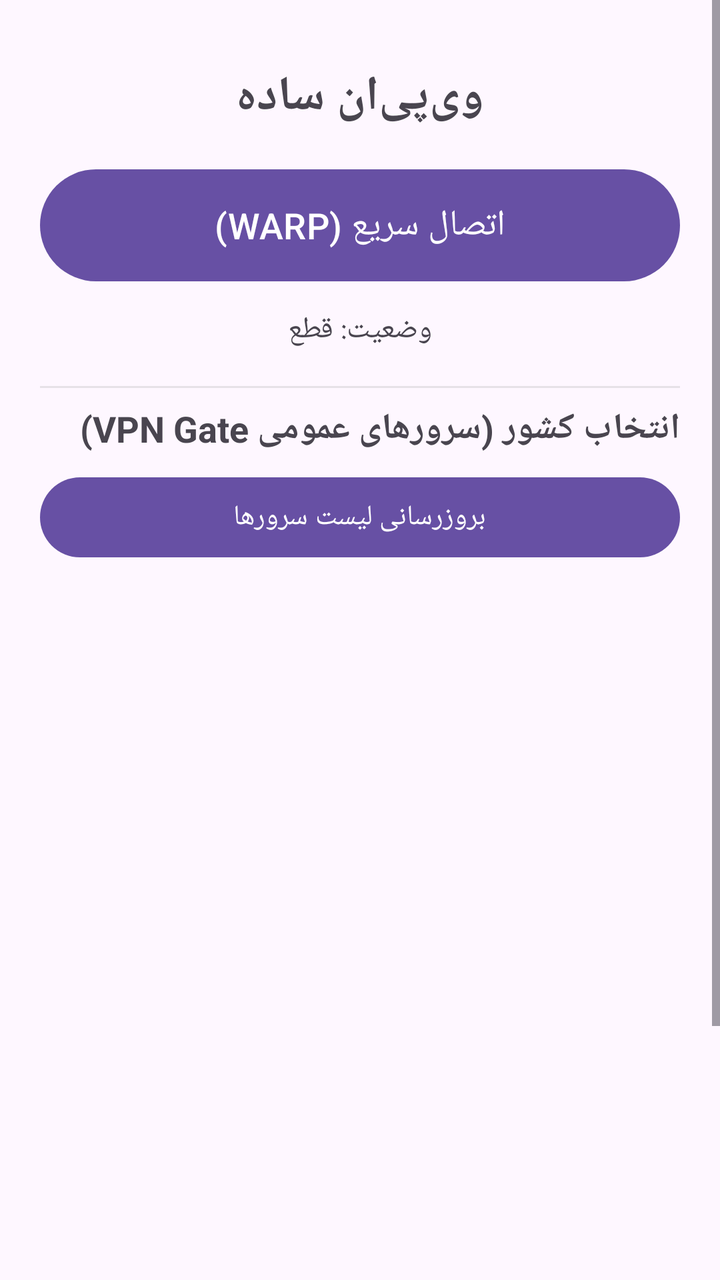
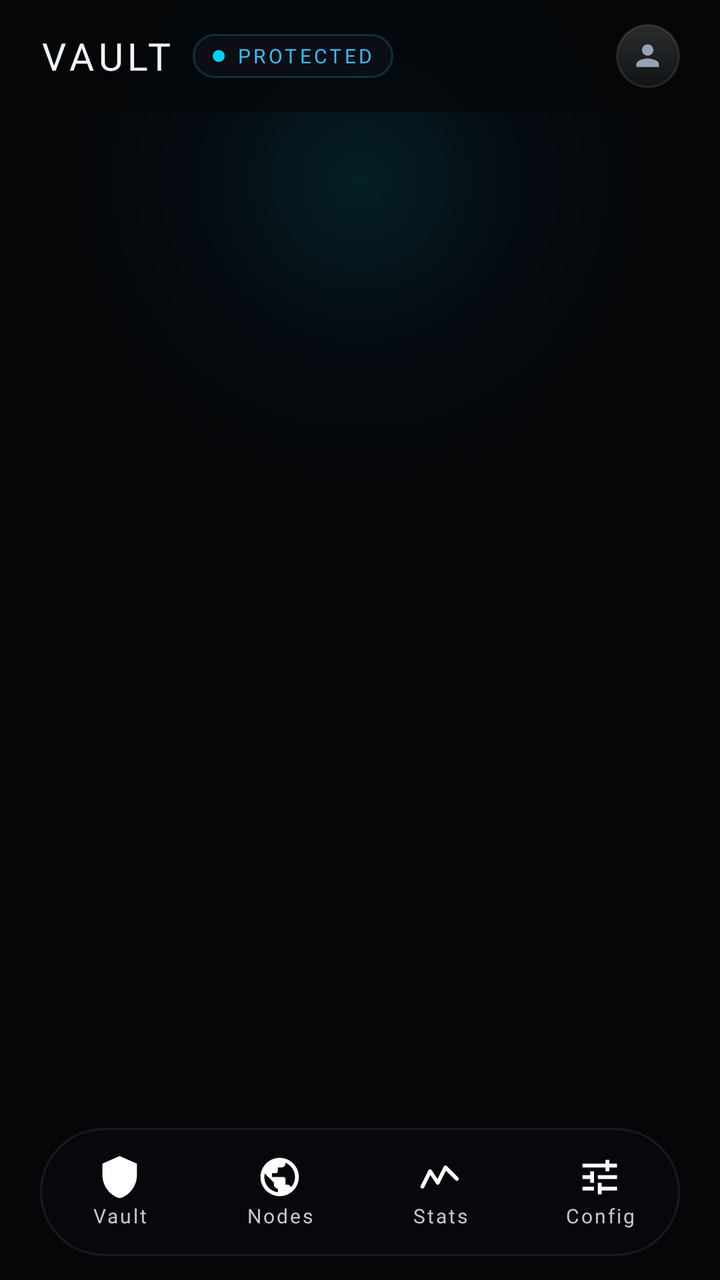

Screens rendered from an Android XML layout before and after an edit, with the pre-edit source and the edit as a unified diff.
<!-- AndroidManifest.xml: application theme Theme.App -->
<!-- res/layout/activity_main.xml -->
<?xml version="1.0" encoding="utf-8"?>
<ScrollView xmlns:android="http://schemas.android.com/apk/res/android"
    android:layout_width="match_parent"
    android:layout_height="match_parent"
    android:fillViewport="true">

    <LinearLayout
        android:layout_width="match_parent"
        android:layout_height="wrap_content"
        android:orientation="vertical"
        android:padding="20dp">

        <TextView
            android:id="@+id/title"
            android:layout_width="match_parent"
            android:layout_height="wrap_content"
            android:text="@string/app_name"
            android:textSize="24sp"
            android:textStyle="bold"
            android:gravity="center"
            android:paddingTop="12dp"
            android:paddingBottom="16dp" />

        <Button
            android:id="@+id/btn_warp"
            android:layout_width="match_parent"
            android:layout_height="64dp"
            android:text="@string/warp_connect"
            android:textSize="18sp" />

        <TextView
            android:id="@+id/status"
            android:layout_width="match_parent"
            android:layout_height="wrap_content"
            android:text="@string/status_off"
            android:textSize="15sp"
            android:gravity="center"
            android:paddingTop="10dp"
            android:paddingBottom="10dp" />

        <View
            android:layout_width="match_parent"
            android:layout_height="1dp"
            android:background="#33888888"
            android:layout_marginTop="8dp"
            android:layout_marginBottom="8dp" />

        <TextView
            android:layout_width="match_parent"
            android:layout_height="wrap_content"
            android:text="@string/vg_title"
            android:textSize="18sp"
            android:textStyle="bold"
            android:paddingBottom="8dp" />

        <Button
            android:id="@+id/btn_refresh"
            android:layout_width="match_parent"
            android:layout_height="wrap_content"
            android:text="@string/vg_refresh" />

        <ListView
            android:id="@+id/country_list"
            android:layout_width="match_parent"
            android:layout_height="360dp"
            android:layout_marginTop="8dp" />

        <TextView
            android:id="@+id/vg_note"
            android:layout_width="match_parent"
            android:layout_height="wrap_content"
            android:text="@string/vg_note"
            android:textSize="13sp"
            android:paddingTop="10dp" />

        <TextView
            android:layout_width="match_parent"
            android:layout_height="wrap_content"
            android:text="@string/footer"
            android:textSize="12sp"
            android:paddingTop="14dp"
            android:gravity="center" />

    </LinearLayout>
</ScrollView>
<!-- resources referenced by this layout -->
<resources>
  <string name="app_name">وی‌پی‌ان ساده</string>
  <string name="footer">ساخته‌شده با WireGuard و Cloudflare WARP - بدون نیاز به هیچ کانفیگی</string>
  <string name="status_off">وضعیت: قطع</string>
  <string name="vg_note">با انتخاب هر کشور، بهترین سرور عمومی رایگان آن کشور گرفته می‌شود و کانفیگ آن برای اتصال به اپ رایگان «OpenVPN for Android» پاس داده می‌شود. تعداد سرورهای هر کشور به زمان و volunteers بستگی دارد.</string>
  <string name="vg_refresh">بروزرسانی لیست سرورها</string>
  <string name="vg_title">انتخاب کشور (سرورهای عمومی VPN Gate)</string>
  <string name="warp_connect">اتصال سریع (WARP)</string>
  <style name="Theme.App" parent="Theme.Material3.DayNight.NoActionBar" />
</resources>

<!-- the commit's change to res/layout/activity_main.xml (unified diff, before → after) -->
@@ -1,85 +1,169 @@
 <?xml version="1.0" encoding="utf-8"?>
-<ScrollView xmlns:android="http://schemas.android.com/apk/res/android"
+<FrameLayout xmlns:android="http://schemas.android.com/apk/res/android"
+    xmlns:app="http://schemas.android.com/apk/res-auto"
     android:layout_width="match_parent"
     android:layout_height="match_parent"
-    android:fillViewport="true">
+    android:background="@color/bg_main">
 
+    
+    <View
+        android:layout_width="340dp"
+        android:layout_height="300dp"
+        android:layout_gravity="center_horizontal|top"
+        android:layout_marginTop="-60dp"
+        android:background="@drawable/bg_glow_top" />
+
+    
     <LinearLayout
         android:layout_width="match_parent"
-        android:layout_height="wrap_content"
-        android:orientation="vertical"
-        android:padding="20dp">
+        android:layout_height="56dp"
+        android:layout_gravity="top"
+        android:background="@color/bg_main_alpha"
+        android:gravity="center_vertical"
+        android:orientation="horizontal"
+        android:paddingStart="20dp"
+        android:paddingEnd="20dp">
 
         <TextView
-            android:id="@+id/title"
-            android:layout_width="match_parent"
+            android:layout_width="wrap_content"
             android:layout_height="wrap_content"
-            android:text="@string/app_name"
-            android:textSize="24sp"
-            android:textStyle="bold"
-            android:gravity="center"
-            android:paddingTop="12dp"
-            android:paddingBottom="16dp" />
+            android:fontFamily="@font/space_grotesk_700"
+            android:letterSpacing="0.12"
+            android:text="@string/app_header"
+            android:textColor="@color/text_main"
+            android:textSize="19sp" />
 
-        <Button
-            android:id="@+id/btn_warp"
+        <LinearLayout
+            android:layout_width="wrap_content"
+            android:layout_height="22dp"
+            android:layout_marginStart="10dp"
+            android:background="@drawable/bg_pill_badge"
+            android:gravity="center_vertical"
+            android:orientation="horizontal"
+            android:paddingStart="10dp"
+        android:paddingEnd="10dp">
+
+            <View
+                android:id="@+id/header_pill_dot"
+                android:layout_width="6dp"
+                android:layout_height="6dp"
+                android:background="@drawable/dot_cyan" />
+
+            <TextView
+                android:id="@+id/header_pill_text"
+                android:layout_width="wrap_content"
+                android:layout_height="wrap_content"
+                android:layout_marginStart="6dp"
+                android:fontFamily="@font/jetbrains_mono_600"
+                android:letterSpacing="0.14"
+                android:text="@string/pill_protected"
+                android:textColor="@color/primary_light"
+                android:textSize="10sp" />
+        </LinearLayout>
+
+        <Space
+            android:layout_width="0dp"
+            android:layout_height="1dp"
+            android:layout_weight="1" />
+
+        <FrameLayout
+            android:layout_width="32dp"
+            android:layout_height="32dp"
+            android:background="@drawable/bg_avatar">
+
+            <ImageView
+                android:layout_width="17dp"
+                android:layout_height="17dp"
+                android:layout_gravity="center"
+                android:contentDescription="@string/profile"
+                android:src="@drawable/ic_person"
+                app:tint="@color/text_dim" />
+        </FrameLayout>
+    </LinearLayout>
+
+    
+    <FrameLayout
+        android:id="@+id/fragment_container"
+        android:layout_width="match_parent"
+        android:layout_height="match_parent"
+        android:layout_marginTop="56dp"
+        android:layout_marginBottom="92dp" />
+
+    
+    <FrameLayout
+        android:layout_width="match_parent"
+        android:layout_height="wrap_content"
+        android:layout_gravity="bottom"
+        android:paddingStart="20dp"
+        android:paddingEnd="20dp"
+        android:paddingBottom="12dp">
+
+        <LinearLayout
             android:layout_width="match_parent"
             android:layout_height="64dp"
-            android:text="@string/warp_connect"
-            android:textSize="18sp" />
+            android:background="@drawable/bg_nav_bar"
+            android:baselineAligned="false"
+            android:orientation="horizontal">
 
-        <TextView
-            android:id="@+id/status"
-            android:layout_width="match_parent"
-            android:layout_height="wrap_content"
-            android:text="@string/status_off"
-            android:textSize="15sp"
-            android:gravity="center"
-            android:paddingTop="10dp"
-            android:paddingBottom="10dp" />
+            <LinearLayout
+                android:id="@+id/nav_vault"
+                style="@style/NavItem">
 
-        <View
-            android:layout_width="match_parent"
-            android:layout_height="1dp"
-            android:background="#33888888"
-            android:layout_marginTop="8dp"
-            android:layout_marginBottom="8dp" />
+                <ImageView
+                    android:id="@android:id/icon"
+                    style="@style/NavIcon"
+                    android:src="@drawable/ic_shield" />
 
-        <TextView
-            android:layout_width="match_parent"
-            android:layout_height="wrap_content"
-            android:text="@string/vg_title"
-            android:textSize="18sp"
-            android:textStyle="bold"
-            android:paddingBottom="8dp" />
+                <TextView
+                    android:id="@android:id/text1"
+                    style="@style/NavLabel"
+                    android:text="@string/tab_vault" />
+            </LinearLayout>
 
-        <Button
-            android:id="@+id/btn_refresh"
-            android:layout_width="match_parent"
-            android:layout_height="wrap_content"
-            android:text="@string/vg_refresh" />
+            <LinearLayout
+                android:id="@+id/nav_nodes"
+                style="@style/NavItem">
 
-        <ListView
-            android:id="@+id/country_list"
-            android:layout_width="match_parent"
-            android:layout_height="360dp"
-            android:layout_marginTop="8dp" />
+                <ImageView
+                    android:id="@android:id/icon"
+                    style="@style/NavIcon"
+                    android:src="@drawable/ic_public" />
 
-        <TextView
-            android:id="@+id/vg_note"
-            android:layout_width="match_parent"
-            android:layout_height="wrap_content"
-            android:text="@string/vg_note"
-            android:textSize="13sp"
-            android:paddingTop="10dp" />
+                <TextView
+                    android:id="@android:id/text1"
+                    style="@style/NavLabel"
+                    android:text="@string/tab_nodes" />
+            </LinearLayout>
 
-        <TextView
-            android:layout_width="match_parent"
-            android:layout_height="wrap_content"
-            android:text="@string/footer"
-            android:textSize="12sp"
-            android:paddingTop="14dp"
-            android:gravity="center" />
+            <LinearLayout
+                android:id="@+id/nav_stats"
+                style="@style/NavItem">
 
-    </LinearLayout>
-</ScrollView>
+                <ImageView
+                    android:id="@android:id/icon"
+                    style="@style/NavIcon"
+                    android:src="@drawable/ic_chart" />
+
+                <TextView
+                    android:id="@android:id/text1"
+                    style="@style/NavLabel"
+                    android:text="@string/tab_stats" />
+            </LinearLayout>
+
+            <LinearLayout
+                android:id="@+id/nav_config"
+                style="@style/NavItem">
+
+                <ImageView
+                    android:id="@android:id/icon"
+                    style="@style/NavIcon"
+                    android:src="@drawable/ic_tune" />
+
+                <TextView
+                    android:id="@android:id/text1"
+                    style="@style/NavLabel"
+                    android:text="@string/tab_config" />
+            </LinearLayout>
+        </LinearLayout>
+    </FrameLayout>
+</FrameLayout>
<!-- resource entries referenced after the edit -->
@@ -1,12 +1,113 @@
 <!-- resources referenced by this layout -->
 <resources>
-  <string name="app_name">وی‌پی‌ان ساده</string>
-  <string name="footer">ساخته‌شده با WireGuard و Cloudflare WARP - بدون نیاز به هیچ کانفیگی</string>
-  <string name="status_off">وضعیت: قطع</string>
-  <string name="vg_note">با انتخاب هر کشور، بهترین سرور عمومی رایگان آن کشور گرفته می‌شود و کانفیگ آن برای اتصال به اپ رایگان «OpenVPN for Android» پاس داده می‌شود. تعداد سرورهای هر کشور به زمان و volunteers بستگی دارد.</string>
-  <string name="vg_refresh">بروزرسانی لیست سرورها</string>
-  <string name="vg_title">انتخاب کشور (سرورهای عمومی VPN Gate)</string>
-  <string name="warp_connect">اتصال سریع (WARP)</string>
-  <style name="Theme.App" parent="Theme.Material3.DayNight.NoActionBar" />
+  <color name="bg_main">#050608</color>
+  <color name="bg_main_alpha">#B3050608</color>
+  <color name="primary_light">#38BDF8</color>
+  <color name="text_dim">#94A3B8</color>
+  <color name="text_main">#F1F5F9</color>
+  <!-- drawable bg_avatar (drawable) -->
+  <?xml version="1.0" encoding="utf-8"?>
+  <shape xmlns:android="http://schemas.android.com/apk/res/android" android:shape="oval">
+      <gradient android:angle="270" android:startColor="#26FFFFFF" android:endColor="#0DFFFFFF" />
+      <stroke android:width="1dp" android:color="#1AFFFFFF" />
+  </shape>
+  <!-- drawable bg_glow_top (drawable) -->
+  <?xml version="1.0" encoding="utf-8"?>
+  <shape xmlns:android="http://schemas.android.com/apk/res/android" android:shape="rectangle">
+      <gradient android:type="radial" android:gradientRadius="150dp"
+          android:startColor="#1F00D2FF" android:centerColor="#0D0284C7" android:endColor="#00050608" />
+  </shape>
+  <!-- drawable bg_nav_bar (drawable) -->
+  <?xml version="1.0" encoding="utf-8"?>
+  <shape xmlns:android="http://schemas.android.com/apk/res/android" android:shape="rectangle">
+      <solid android:color="#D907090E" />
+      <corners android:radius="99dp" />
+      <stroke android:width="1dp" android:color="#14FFFFFF" />
+  </shape>
+  <!-- drawable bg_pill_badge (drawable) -->
+  <?xml version="1.0" encoding="utf-8"?>
+  <shape xmlns:android="http://schemas.android.com/apk/res/android" android:shape="rectangle">
+      <solid android:color="#D90C1017" />
+      <corners android:radius="99dp" />
+      <stroke android:width="1dp" android:color="#3338BDF8" />
+  </shape>
+  <!-- drawable dot_cyan (drawable) -->
+  <?xml version="1.0" encoding="utf-8"?>
+  <shape xmlns:android="http://schemas.android.com/apk/res/android" android:shape="oval">
+      <solid android:color="#00D2FF" />
+  </shape>
+  <!-- drawable ic_chart (drawable) -->
+  <?xml version="1.0" encoding="utf-8"?>
+  <vector xmlns:android="http://schemas.android.com/apk/res/android"
+      android:width="24dp" android:height="24dp" android:viewportWidth="24" android:viewportHeight="24">
+      <path android:strokeColor="#FFFFFF" android:strokeWidth="2" android:strokeLineCap="round" android:strokeLineJoin="round"
+          android:pathData="M3,17 L7,9 L11,15 L15,7 L21,13" />
+  </vector>
+  <!-- drawable ic_person (drawable) -->
+  <?xml version="1.0" encoding="utf-8"?>
+  <vector xmlns:android="http://schemas.android.com/apk/res/android"
+      android:width="24dp" android:height="24dp" android:viewportWidth="24" android:viewportHeight="24">
+      <path android:fillColor="#FFFFFF"
+          android:pathData="M12,12c2.21,0 4,-1.79 4,-4s-1.79,-4 -4,-4 -4,1.79 -4,4 1.79,4 4,4zm0,2c-2.67,0 -8,1.34 -8,4v2h16v-2c0,-2.66 -5.33,-4 -8,-4z" />
+  </vector>
+  <!-- drawable ic_public (drawable) -->
+  <?xml version="1.0" encoding="utf-8"?>
+  <vector xmlns:android="http://schemas.android.com/apk/res/android"
+      android:width="24dp" android:height="24dp" android:viewportWidth="24" android:viewportHeight="24">
+      <path android:fillColor="#FFFFFF"
+          android:pathData="M12,2C6.48,2 2,6.48 2,12s4.48,10 10,10 10,-4.48 10,-10S17.52,2 12,2zM11,19.93c-3.95,-0.49 -7,-3.85 -7,-7.93 0,-0.62 0.08,-1.21 0.21,-1.79L9,15v1c0,1.1 0.9,2 2,2v1.93zm6.9,-2.54c-0.26,-0.81 -1,-1.39 -1.9,-1.39h-1v-3c0,-0.55 -0.45,-1 -1,-1H8v-2h2c0.55,0 1,-0.45 1,-1V7h2c1.1,0 2,-0.9 2,-2v-0.41c2.93,1.19 5,4.06 5,7.41 0,2.08 -0.8,3.97 -2.1,5.39z" />
+  </vector>
+  <!-- drawable ic_shield (drawable) -->
+  <?xml version="1.0" encoding="utf-8"?>
+  <vector xmlns:android="http://schemas.android.com/apk/res/android"
+      android:width="24dp" android:height="24dp" android:viewportWidth="24" android:viewportHeight="24">
+      <path android:fillColor="#FFFFFF"
+          android:pathData="M12,1L3,5v6c0,5.55 3.84,10.74 9,12 5.16,-1.26 9,-6.45 9,-12V5L12,1z" />
+  </vector>
+  <!-- drawable ic_tune (drawable) -->
+  <?xml version="1.0" encoding="utf-8"?>
+  <vector xmlns:android="http://schemas.android.com/apk/res/android"
+      android:width="24dp" android:height="24dp" android:viewportWidth="24" android:viewportHeight="24">
+      <path android:fillColor="#FFFFFF"
+          android:pathData="M3,17v2h6v-2H3zM3,5v2h12V5H3zM13,21v-2h8v-2h-8v-2h-2v6h2zM7,9v2H3v2h4v2h2V9H7zM21,13v-2H11v2H21zM15,9h2V7h4V5h-4V3h-2v6z" />
+  </vector>
+  <string name="app_header">VAULT</string>
+  <string name="pill_protected">PROTECTED</string>
+  <string name="profile">Profile</string>
+  <string name="tab_config">Config</string>
+  <string name="tab_nodes">Nodes</string>
+  <string name="tab_stats">Stats</string>
+  <string name="tab_vault">Vault</string>
+  <style name="NavIcon">
+          <item name="android:layout_width">23dp</item>
+          <item name="android:layout_height">23dp</item>
+      </style>
+  <style name="NavItem">
+          <item name="android:layout_width">0dp</item>
+          <item name="android:layout_height">match_parent</item>
+          <item name="android:layout_weight">1</item>
+          <item name="android:orientation">vertical</item>
+          <item name="android:gravity">center</item>
+          <item name="android:background">?android:attr/selectableItemBackgroundBorderless</item>
+      </style>
+  <style name="NavLabel">
+          <item name="android:layout_width">wrap_content</item>
+          <item name="android:layout_height">wrap_content</item>
+          <item name="android:layout_marginTop">1dp</item>
+          <item name="android:fontFamily">@font/jetbrains_mono_400</item>
+          <item name="android:letterSpacing">0.1</item>
+          <item name="android:textSize">10sp</item>
+      </style>
+  <style name="Theme.App" parent="Theme.Material3.Dark.NoActionBar">
+          <item name="android:windowBackground">@color/bg_main</item>
+          <item name="android:statusBarColor">@color/bg_main</item>
+          <item name="android:navigationBarColor">@color/bg_main</item>
+          <item name="android:windowLightStatusBar">false</item>
+          <item name="colorPrimary">@color/primary_light</item>
+          <item name="colorOnPrimary">@color/bg_main</item>
+          <item name="colorSurface">@color/card_bg</item>
+          <item name="android:colorBackground">@color/bg_main</item>
+      </style>
+  <color name="card_bg">#0C1018</color>
 </resources>
 
